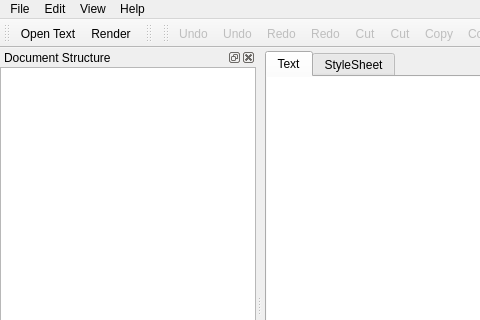
rafaelmartins/rst2pdf, file gui/main.ui: the form before one commit; both pictures show x 0 to 480 and y 0 to 320 of the 574 by 601 pixel window.
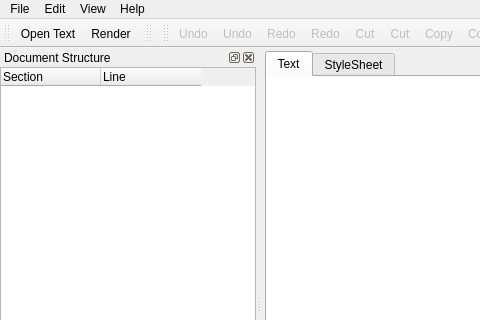
The form after the commit. Icons and pictures are not drawn. Custom widgets are drawn as their Qt base class.

Commit message: Periodic background rendering, working outline view

Diff of the .ui file:
```diff
--- a/gui/main.ui
+++ b/gui/main.ui
@@ -257,11 +257,26 @@
      <item>
       <layout class="QVBoxLayout" name="verticalLayout_2">
        <item>
-        <widget class="QTreeWidget" name="treeWidget">
+        <widget class="QTreeWidget" name="tree">
+         <property name="editTriggers">
+          <set>QAbstractItemView::NoEditTriggers</set>
+         </property>
+         <property name="showDropIndicator" stdset="0">
+          <bool>false</bool>
+         </property>
+         <property name="alternatingRowColors">
+          <bool>true</bool>
+         </property>
+         <property name="headerHidden">
+          <bool>false</bool>
+         </property>
          <attribute name="headerVisible">
+          <bool>true</bool>
+         </attribute>
+         <attribute name="headerStretchLastSection">
           <bool>false</bool>
          </attribute>
-         <attribute name="headerVisible">
+         <attribute name="headerStretchLastSection">
           <bool>false</bool>
          </attribute>
          <column>
@@ -269,6 +284,14 @@
            <string>Section</string>
           </property>
          </column>
+         <column>
+          <property name="text">
+           <string>Line</string>
+          </property>
+          <property name="textAlignment">
+           <set>AlignLeft|AlignVCenter</set>
+          </property>
+         </column>
         </widget>
        </item>
       </layout>
```
The commit also changes 2 other files.
